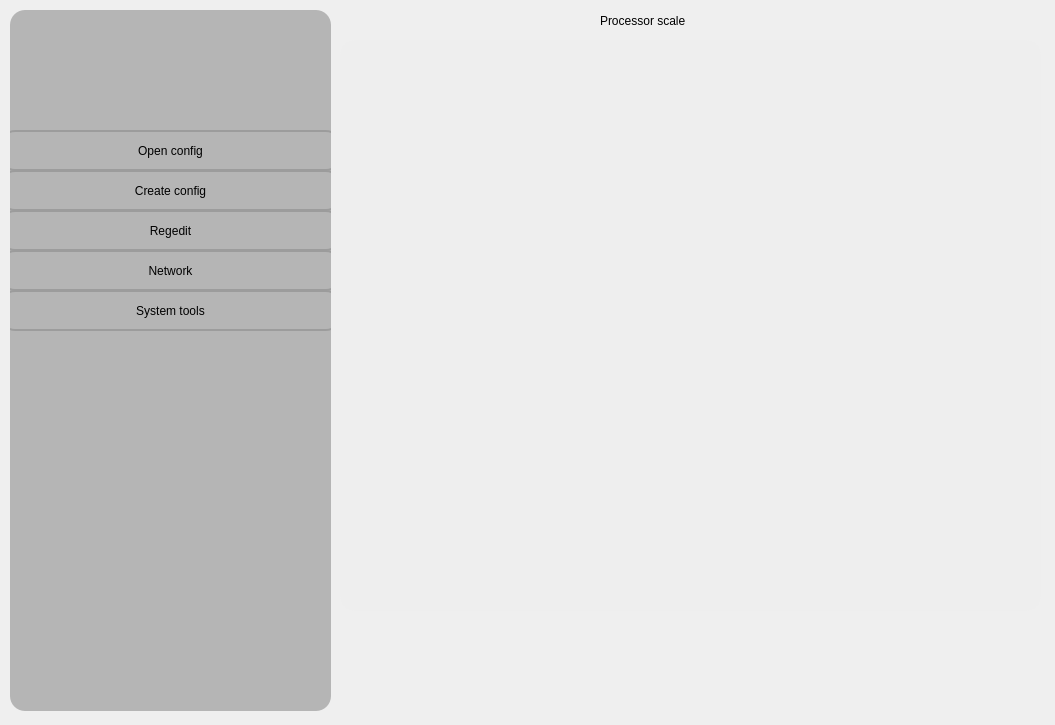
First picture: the form in widget.ui, repository JuneSunAt7/cfg_man, before the edit.
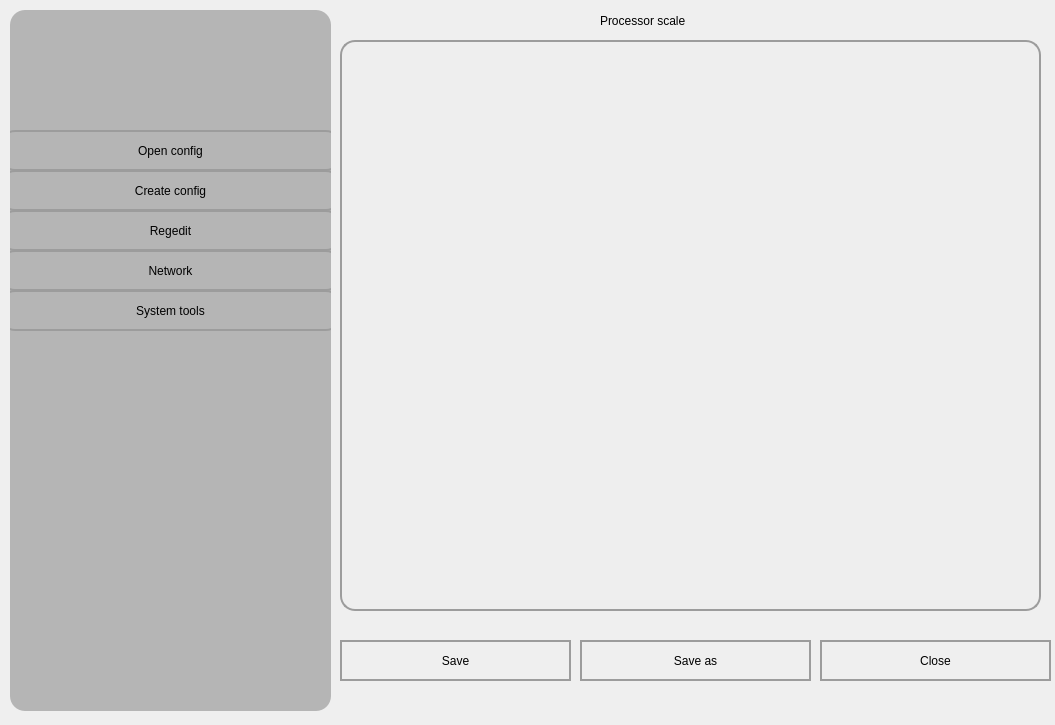
Second picture: the form after the edit. Icons and pictures are not drawn.

Commit message: add pushbth for manipulating configs

Patch:
```diff
--- a/widget.ui
+++ b/widget.ui
@@ -171,6 +171,21 @@
     <string notr="true">border-radius:15px;
 background-color: rgb(238, 238, 238);</string>
    </property>
+   <widget class="QTextEdit" name="editor">
+    <property name="geometry">
+     <rect>
+      <x>0</x>
+      <y>0</y>
+      <width>701</width>
+      <height>571</height>
+     </rect>
+    </property>
+    <property name="styleSheet">
+     <string notr="true">border: 2px solid rgb(156,156,156);
+border-radius: 15px;
+font:700 18pt 'System';</string>
+    </property>
+   </widget>
   </widget>
   <widget class="QLabel" name="label_2">
    <property name="geometry">
@@ -189,6 +204,63 @@
     <string>Processor scale</string>
    </property>
   </widget>
+  <widget class="QPushButton" name="saveConf_btn">
+   <property name="geometry">
+    <rect>
+     <x>340</x>
+     <y>640</y>
+     <width>231</width>
+     <height>41</height>
+    </rect>
+   </property>
+   <property name="styleSheet">
+    <string notr="true">font: 700 16pt &quot;Terminal&quot;;
+color: rgb(0, 0, 0);
+border: 2px solid rgb(156,156,156)
+</string>
+   </property>
+   <property name="text">
+    <string>Save</string>
+   </property>
+  </widget>
+  <widget class="QPushButton" name="saveConfAs_btn">
+   <property name="geometry">
+    <rect>
+     <x>580</x>
+     <y>640</y>
+     <width>231</width>
+     <height>41</height>
+    </rect>
+   </property>
+   <property name="styleSheet">
+    <string notr="true">font: 700 16pt &quot;Terminal&quot;;
+color: rgb(0, 0, 0);
+border: 2px solid rgb(156,156,156)
+</string>
+   </property>
+   <property name="text">
+    <string>Save as</string>
+   </property>
+  </widget>
+  <widget class="QPushButton" name="closeConf_btn">
+   <property name="geometry">
+    <rect>
+     <x>820</x>
+     <y>640</y>
+     <width>231</width>
+     <height>41</height>
+    </rect>
+   </property>
+   <property name="styleSheet">
+    <string notr="true">font: 700 16pt &quot;Terminal&quot;;
+color: rgb(0, 0, 0);
+border: 2px solid rgb(156,156,156)
+</string>
+   </property>
+   <property name="text">
+    <string>Close</string>
+   </property>
+  </widget>
  </widget>
  <resources/>
  <connections/>
```
The commit also changes 2 other files.
